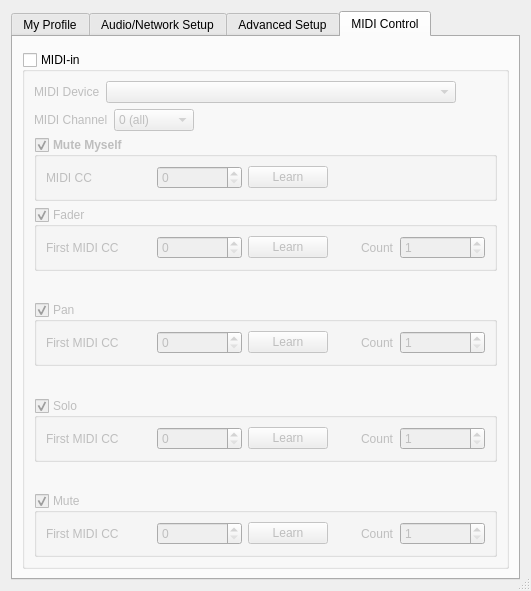
ignotus666/jamulus, file src/clientsettingsdlgbase.ui: the form before one commit.
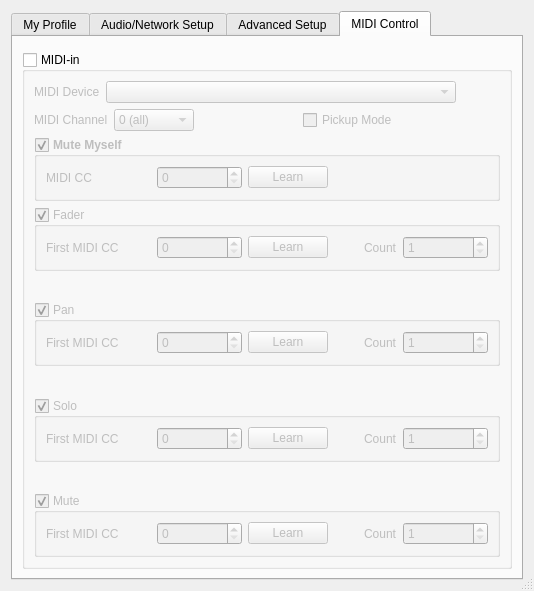
The form after the commit. Icons and pictures are not drawn. Custom widgets are drawn as their Qt base class.

Commit message: Add pickup mode

Diff of the .ui file:
```diff
--- a/src/clientsettingsdlgbase.ui
+++ b/src/clientsettingsdlgbase.ui
@@ -6,7 +6,7 @@
    <rect>
     <x>0</x>
     <y>0</y>
-    <width>531</width>
+    <width>534</width>
     <height>591</height>
    </rect>
   </property>
@@ -1512,6 +1512,26 @@
               </property>
              </spacer>
             </item>
+            <item>
+             <widget class="QCheckBox" name="chbMIDIPickupMode">
+              <property name="text">
+               <string>Pickup Mode</string>
+              </property>
+             </widget>
+            </item>
+            <item>
+             <spacer name="horizontalSpacer_18">
+              <property name="orientation">
+               <enum>Qt::Horizontal</enum>
+              </property>
+              <property name="sizeHint" stdset="0">
+               <size>
+                <width>40</width>
+                <height>20</height>
+               </size>
+              </property>
+             </spacer>
+            </item>
            </layout>
           </item>
           <item row="4" column="0">
```
Left out of the diff: 1 changed line with no effect on the pictures. The commit also changes 6 other files.
